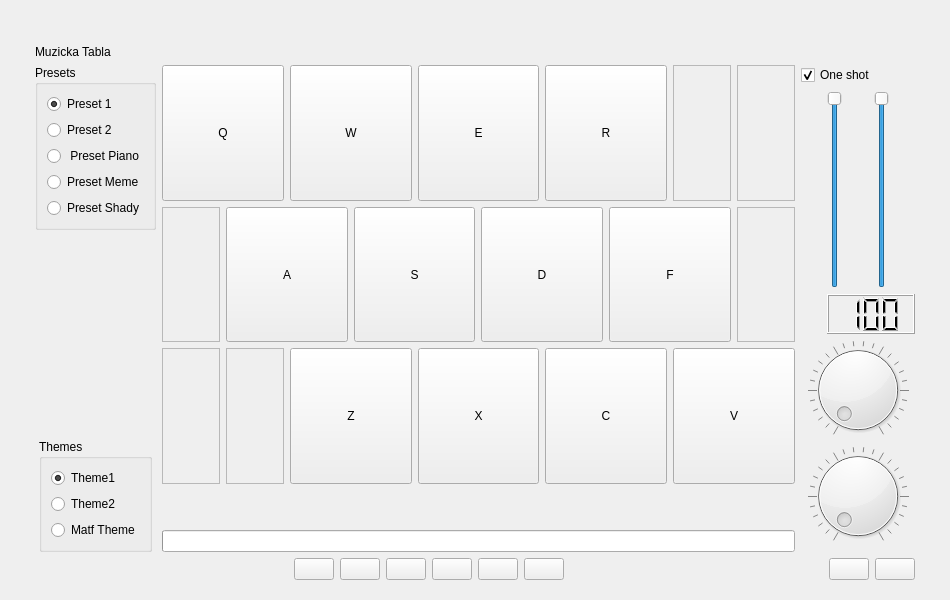
Qt form src/mainwindow.ui (goldengun1/Music_Board) before a commit.
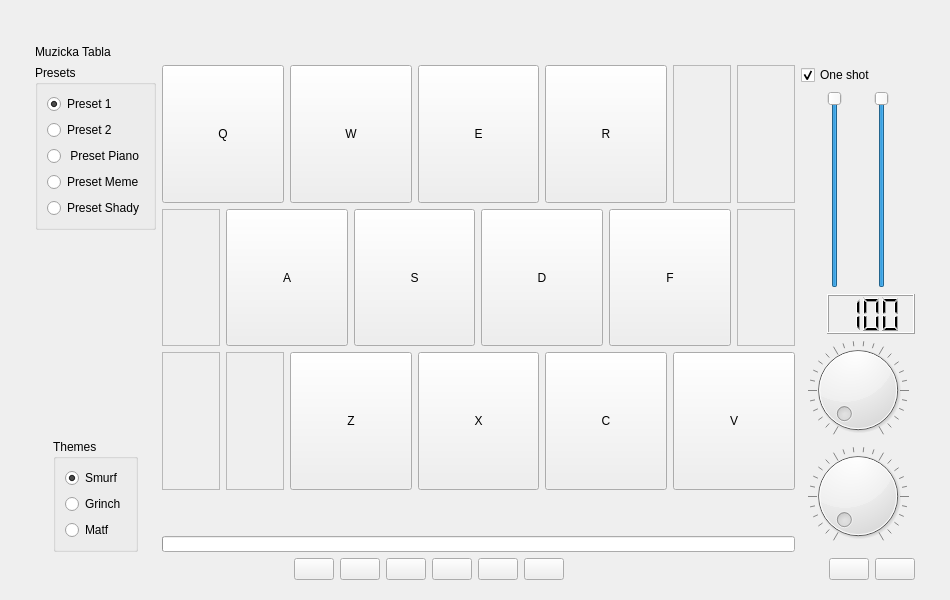
The same form after that commit. Icons and pictures are not drawn. Custom widgets are drawn as their Qt base class.

What changed in the file:
```diff
--- a/src/mainwindow.ui
+++ b/src/mainwindow.ui
@@ -140,7 +140,7 @@
            <string notr="true"/>
           </property>
           <property name="text">
-           <string>Theme1</string>
+           <string>Smurf</string>
           </property>
           <property name="checked">
            <bool>true</bool>
@@ -150,14 +150,14 @@
         <item>
          <widget class="QRadioButton" name="radioTheme2">
           <property name="text">
-           <string>Theme2</string>
+           <string>Grinch</string>
           </property>
          </widget>
         </item>
         <item>
          <widget class="QRadioButton" name="radioTheme3">
           <property name="text">
-           <string>Matf Theme</string>
+           <string>Matf</string>
           </property>
          </widget>
         </item>
@@ -444,6 +444,12 @@
       <layout class="QHBoxLayout" name="horizontalLayout_4">
        <item>
         <widget class="QProgressBar" name="progressBar">
+         <property name="enabled">
+          <bool>true</bool>
+         </property>
+         <property name="styleSheet">
+          <string notr="true">Height:16px;</string>
+         </property>
          <property name="maximum">
           <number>5000</number>
          </property>
```
Left out of the diff: 4 changed lines with no effect on the pictures.
